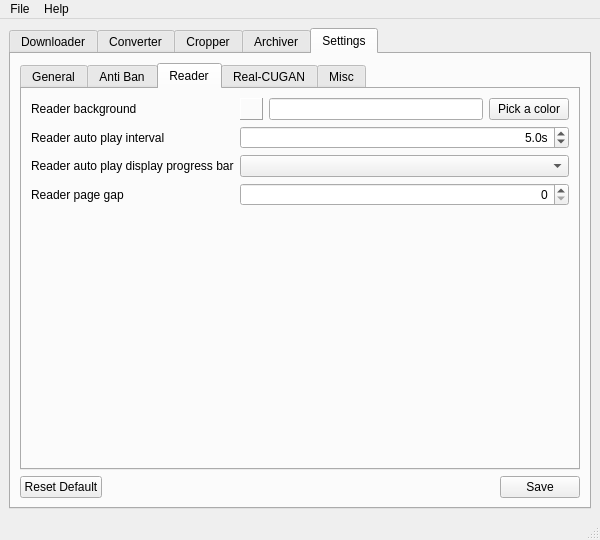
This is uis/main_window.ui in freedy82/Comic-Toolbox as Qt 5 draws it before an edit. The edited form follows.
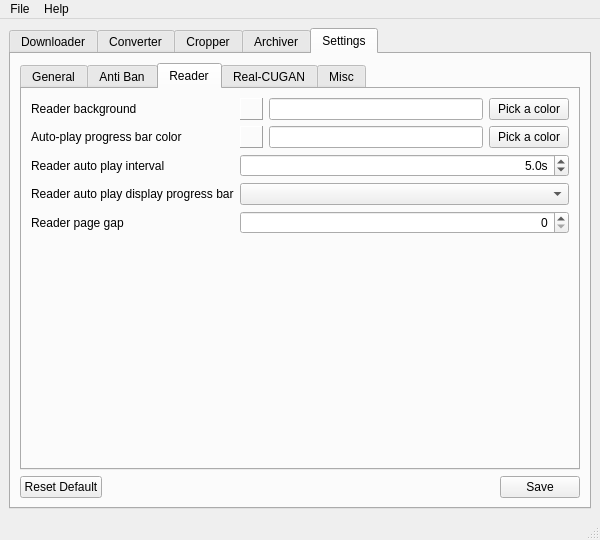
This is the edited form. The open tabs and pages were chosen to show the change. Icons and pictures are not drawn.

Diff of the .ui file:
```diff
--- a/uis/main_window.ui
+++ b/uis/main_window.ui
@@ -1492,13 +1492,59 @@
              </layout>
             </item>
             <item row="1" column="0">
+             <widget class="QLabel" name="lbl_settings_reader_auto_play_pgb_color">
+              <property name="text">
+               <string>Auto-play progress bar color</string>
+              </property>
+             </widget>
+            </item>
+            <item row="1" column="1">
+             <layout class="QHBoxLayout" name="layout_settings_reader_auto_play_pgb_color">
+              <item>
+               <widget class="QLabel" name="lbl_settings_reader_auto_play_pgb_color_preview">
+                <property name="minimumSize">
+                 <size>
+                  <width>23</width>
+                  <height>0</height>
+                 </size>
+                </property>
+                <property name="maximumSize">
+                 <size>
+                  <width>23</width>
+                  <height>16777215</height>
+                 </size>
+                </property>
+                <property name="frameShape">
+                 <enum>QFrame::Shape::Panel</enum>
+                </property>
+                <property name="frameShadow">
+                 <enum>QFrame::Shadow::Raised</enum>
+                </property>
+                <property name="text">
+                 <string notr="true"/>
+                </property>
+               </widget>
+              </item>
+              <item>
+               <widget class="QLineEdit" name="txt_settings_reader_auto_play_pgb_color"/>
+              </item>
+              <item>
+               <widget class="QPushButton" name="btn_settings_reader_auto_play_pgb_color">
+                <property name="text">
+                 <string>Pick a color</string>
+                </property>
+               </widget>
+              </item>
+             </layout>
+            </item>
+            <item row="2" column="0">
              <widget class="QLabel" name="lbl_settings_reader_auto_play_interval">
               <property name="text">
                <string>Reader auto play interval</string>
               </property>
              </widget>
             </item>
-            <item row="1" column="1">
+            <item row="2" column="1">
              <widget class="QDoubleSpinBox" name="spin_settings_reader_auto_play_interval">
               <property name="alignment">
                <set>Qt::AlignRight|Qt::AlignTrailing|Qt::AlignVCenter</set>
@@ -1523,24 +1569,24 @@
               </property>
              </widget>
             </item>
-            <item row="2" column="0">
+            <item row="3" column="0">
              <widget class="QLabel" name="lbl_settings_reader_auto_play_pgb">
               <property name="text">
                <string>Reader auto play display progress bar</string>
               </property>
              </widget>
             </item>
-            <item row="2" column="1">
+            <item row="3" column="1">
              <widget class="QComboBox" name="cbx_settings_reader_auto_play_pgb"/>
             </item>
-            <item row="3" column="0">
+            <item row="4" column="0">
              <widget class="QLabel" name="lbl_settings_reader_page_gap">
               <property name="text">
                <string>Reader page gap</string>
               </property>
              </widget>
             </item>
-            <item row="3" column="1">
+            <item row="4" column="1">
              <widget class="QSpinBox" name="spin_settings_reader_page_gap">
               <property name="alignment">
                <set>Qt::AlignRight|Qt::AlignTrailing|Qt::AlignVCenter</set>
```
Left out of the diff: 106 changed lines with no effect on the pictures.
